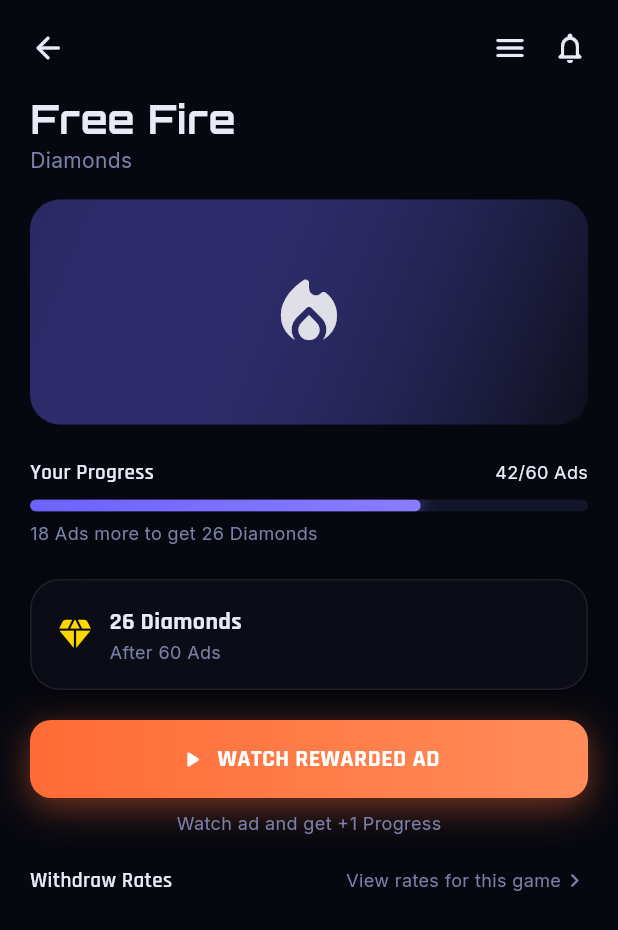
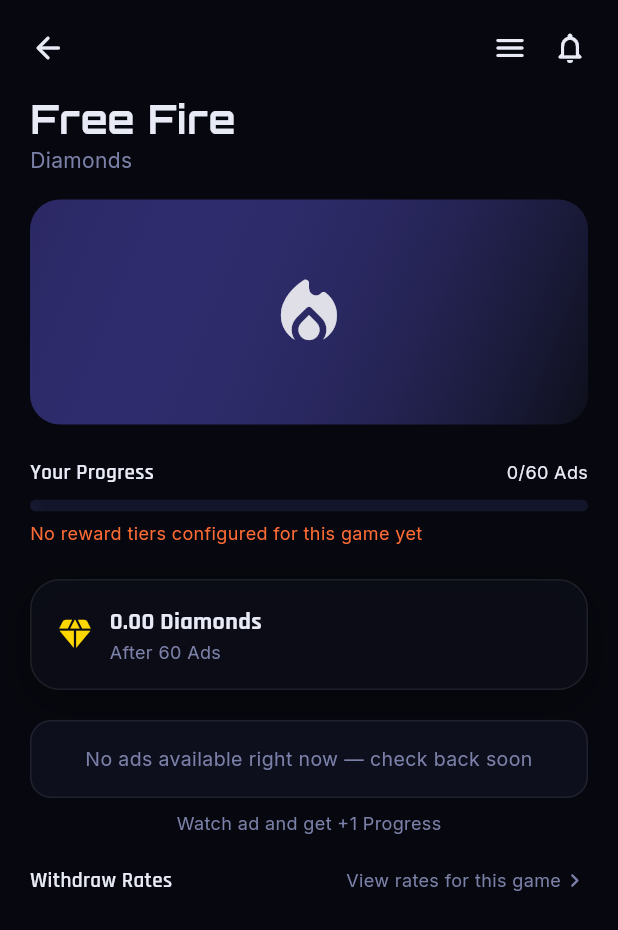
Before and after one commit to ajmalkhan03014747684-maker/gamevault-v4, a Flutter app: the GameDetailsScreen screen opened directly with sample values from the repository, after a tap on "Withdraw Rates", on a phone screen of 412 x 824 dp. Shown: the top 930 px of the screen. Run offline on Flutter 3.47's test engine with Material 3 defaults, Android fonts, the phone set to English and light mode, and no system bars; our stand-ins replace google_fonts, share_plus, shared_preferences, supabase_flutter; accounts and stored records are empty.

Commit message:
Refactor GameDetailsScreen for real ad thresholds
Updated GameDetailsScreen to load real ad thresholds and game progress from Supabase. Adjusted ad-related properties and methods to reflect changes in data handling.

```diff
--- a/lib/screens/05_game_details.dart
+++ b/lib/screens/05_game_details.dart
@@ -5,29 +5,26 @@
 import '../widgets/gradient_button.dart';
 import '../widgets/ad_disclosure_dialog.dart';
 import '../services/ads_service.dart';
+import '../services/game_data_service.dart';
 import '03_home_dashboard.dart';
 
 /// Screen 5 — Game Details
-/// Now wired to AdsService with full Huawei ad-compliance flow:
-/// no-ad-available state, pre-ad disclosure dialog, and a tap
-/// debounce/lock so the button can't be double-tapped into firing
-/// two ad requests.
+/// Now loads REAL per-game progress and the REAL next ad_thresholds
+/// tier from Supabase — this is what makes Admin Panel's "Ad
+/// Thresholds" screen actually control what users see, instead of
+/// this screen showing hardcoded 60/26 regardless of admin config.
 class GameDetailsScreen extends StatefulWidget {
   final GameInfo game;
+  final String gameId;
   final VoidCallback onBack;
-  final VoidCallback onWatchAd;
-  final int adsWatched;
-  final int adsRequired;
-  final int rewardAmount;
+  final void Function(int currentAds, int adsRequired, double rewardAmount) onWatchAd;
 
   const GameDetailsScreen({
     super.key,
     required this.game,
+    required this.gameId,
     required this.onBack,
     required this.onWatchAd,
-    this.adsWatched = 42,
-    this.adsRequired = 60,
-    this.rewardAmount = 26,
   });
 
   @override
@@ -37,18 +34,72 @@
 class _GameDetailsScreenState extends State<GameDetailsScreen> {
   bool _checkingAd = true;
   bool _requestInFlight = false;
+  bool _dailyLimitReached = false;
+  bool _loadingProgress = true;
+  String? _error;
+
+  int _currentAds = 0;
+  int _adsRequired = 60;
+  double _rewardAmount = 0;
+  bool _hasRealThreshold = false;
 
   @override
   void initState() {
     super.initState();
+    _loadProgress();
     _loadAd();
+  }
+
+  Future<void> _loadProgress() async {
+    setState(() => _loadingProgress = true);
+    try {
+      final currentAds = await GameDataService.instance.getAdsWatchedForGame(widget.gameId);
+      final threshold = await GameDataService.instance.getNextThreshold(widget.gameId, currentAds);
+
+      if (!mounted) return;
+      setState(() {
+        _currentAds = currentAds;
+        if (threshold != null) {
+          _adsRequired = (threshold['ads_required'] as num?)?.toInt() ?? 60;
+          _rewardAmount = (threshold['currency_reward'] as num?)?.toDouble() ?? 0;
+          _hasRealThreshold = true;
+        } else {
+          // No admin-configured thresholds for this game yet — fall
+          // back to a sane default rather than showing 0/0.
+          _adsRequired = 60;
+          _rewardAmount = 0;
+          _hasRealThreshold = false;
+        }
+        _loadingProgress = false;
+      });
+    } on GameDataException catch (e) {
+      if (!mounted) return;
+      setState(() {
+        _error = e.message;
+        _loadingProgress = false;
+      });
+    }
   }
 
   Future<void> _loadAd() async {
     setState(() => _checkingAd = true);
+
+    final limitReached = await GameDataService.instance.hasReachedDailyLimit();
+    if (limitReached) {
+      if (!mounted) return;
+      setState(() {
+        _dailyLimitReached = true;
+        _checkingAd = false;
+      });
+      return;
+    }
+
     await AdsService.instance.preloadRewardedAd();
     if (!mounted) return;
-    setState(() => _checkingAd = false);
+    setState(() {
+      _dailyLimitReached = false;
+      _checkingAd = false;
+    });
   }
 
   Future<void> _onWatchAdTapped() async {
@@ -57,27 +108,25 @@
 
     final confirmed = await showAdDisclosureDialog(
       context,
-      rewardText: '${widget.rewardAmount} ${widget.game.currency}',
+      rewardText: '${_rewardAmount.toStringAsFixed(2)} ${widget.game.currency}',
     );
 
     if (!confirmed) {
       setState(() => _requestInFlight = false);
-      // Ad slot was locked by preloadRewardedAd's state change on
-      // showRewardedAd only, so a cancelled disclosure just needs a
-      // fresh preload for next time.
       await _loadAd();
       return;
     }
 
     if (!mounted) return;
     setState(() => _requestInFlight = false);
-    widget.onWatchAd(); // hands off to the Ad Watch screen, which calls
-                         // AdsService.showRewardedAd() itself
+    widget.onWatchAd(_currentAds, _adsRequired, _rewardAmount);
   }
 
   @override
   Widget build(BuildContext context) {
-    final adsLeft = widget.adsRequired - widget.adsWatched;
+    final adsLeft = (_adsRequired - _currentAds).clamp(0, _adsRequired);
+    final progress = _adsRequired > 0 ? (_currentAds / _adsRequired).clamp(0.0, 1.0) : 0.0;
+
     return Scaffold(
       backgroundColor: AppColors.background,
       body: SafeArea(
@@ -119,17 +168,32 @@
             ),
             const SizedBox(height: 22),
 
+            if (_error != null)
+              Padding(
+                padding: const EdgeInsets.only(bottom: 12),
+                child: Text(_error!, style: AppText.caption(size: 12, color: AppColors.dangerRed)),
+              ),
+
+            if (_loadingProgress)
+              const Padding(
+                padding: EdgeInsets.symmetric(vertical: 20),
+                child: Center(child: CircularProgressIndicator()),
+              )
+            else ...[
               Row(
                 mainAxisAlignment: MainAxisAlignment.spaceBetween,
                 children: [
                   Text('Your Progress', style: AppText.body(size: 14, weight: FontWeight.w600)),
-                Text('${widget.adsWatched}/${widget.adsRequired} Ads', style: AppText.caption(color: AppColors.text)),
+                  Text('$_currentAds/$_adsRequired Ads', style: AppText.caption(color: AppColors.text)),
                 ],
               ),
               const SizedBox(height: 8),
-            GlowingProgressBar(value: widget.adsWatched / widget.adsRequired),
+              GlowingProgressBar(value: progress),
               const SizedBox(height: 6),
-            Text('$adsLeft Ads more to get ${widget.rewardAmount} ${widget.game.currency}', style: AppText.caption(size: 12)),
+              if (!_hasRealThreshold)
+                Text('No reward tiers configured for this game yet', style: AppText.caption(size: 12, color: AppColors.secondaryOrange))
+              else
+                Text('$adsLeft Ads more to get ${_rewardAmount.toStringAsFixed(2)} ${widget.game.currency}', style: AppText.caption(size: 12)),
               const SizedBox(height: 22),
 
               GlassCard(
@@ -141,8 +205,8 @@
                       child: Column(
                         crossAxisAlignment: CrossAxisAlignment.start,
                         children: [
-                        Text('${widget.rewardAmount} ${widget.game.currency}', style: AppText.body(size: 16, weight: FontWeight.w700)),
-                        Text('After ${widget.adsRequired} Ads', style: AppText.caption(size: 12)),
+                          Text('${_rewardAmount.toStringAsFixed(2)} ${widget.game.currency}', style: AppText.body(size: 16, weight: FontWeight.w700)),
+                          Text('After $_adsRequired Ads', style: AppText.caption(size: 12)),
                         ],
                       ),
                     ),
@@ -161,6 +225,23 @@
                     ),
                   ),
                 )
+              else if (_dailyLimitReached)
+                Container(
+                  height: 52,
+                  alignment: Alignment.center,
+                  decoration: BoxDecoration(
+                    color: AppColors.surface2.withOpacity(0.5),
+                    borderRadius: BorderRadius.circular(AppRadius.button),
+                    border: Border.all(color: AppColors.secondaryOrange.withOpacity(0.4)),
+                  ),
+                  child: Text(
+                    'Daily ad limit reached — come back tomorrow',
+                    style: AppText.caption(size: 13, color: AppColors.secondaryOrange),
+                    textAlign: TextAlign.center,
+                  ),
+                )
+              else if (!_hasRealThreshold)
+                const NoAdAvailableNotice()
               else if (!AdsService.instance.isAdReady)
                 const NoAdAvailableNotice()
               else
@@ -175,10 +256,11 @@
               Center(
                 child: Text('Watch ad and get +1 Progress', style: AppText.caption(size: 12)),
               ),
+            ],
             const SizedBox(height: 20),
 
             GestureDetector(
-              onTap: () {},
+              onTap: () => _showWithdrawRates(context),
               child: Row(
                 children: [
                   Text('Withdraw Rates', style: AppText.body(size: 14, weight: FontWeight.w600)),
@@ -193,4 +275,49 @@
       ),
     );
   }
+
+  Future<void> _showWithdrawRates(BuildContext context) async {
+    List<Map<String, dynamic>> rates = [];
+    String? error;
+    try {
+      rates = await GameDataService.instance.getWithdrawRates(widget.gameId);
+    } on GameDataException catch (e) {
+      error = e.message;
     }
+    if (!context.mounted) return;
+
+    showModalBottomSheet(
+      context: context,
+      backgroundColor: AppColors.surface,
+      shape: const RoundedRectangleBorder(borderRadius: BorderRadius.vertical(top: Radius.circular(20))),
+      builder: (context) => Padding(
+        padding: const EdgeInsets.all(20),
+        child: Column(
+          mainAxisSize: MainAxisSize.min,
+          crossAxisAlignment: CrossAxisAlignment.start,
+          children: [
+            Text('Withdraw Rates — ${widget.game.name}', style: AppText.body(size: 16, weight: FontWeight.w700)),
+            const SizedBox(height: 16),
+            if (error != null)
+              Text(error, style: AppText.caption(size: 12, color: AppColors.dangerRed))
+            else if (rates.isEmpty)
+              Text('No withdraw rates configured for this game yet.', style: AppText.caption())
+            else
+              ...rates.map((r) {
+                final ads = r['ads_required'] ?? 0;
+                final given = (r['currency_given'] as num?)?.toDouble() ?? 0;
+                final target = (r['target_currency'] as num?)?.toDouble() ?? 0;
+                return Padding(
+                  padding: const EdgeInsets.only(bottom: 10),
+                  child: Text(
+                    'Every $ads ads → ${given.toStringAsFixed(2)} ${widget.game.currency} (target: ${target.toStringAsFixed(2)})',
+                    style: AppText.body(size: 13),
+                  ),
+                );
+              }),
+          ],
+        ),
+      ),
+    );
+  }
+}
```
Lines whose indentation alone changed are shown as unchanged.
